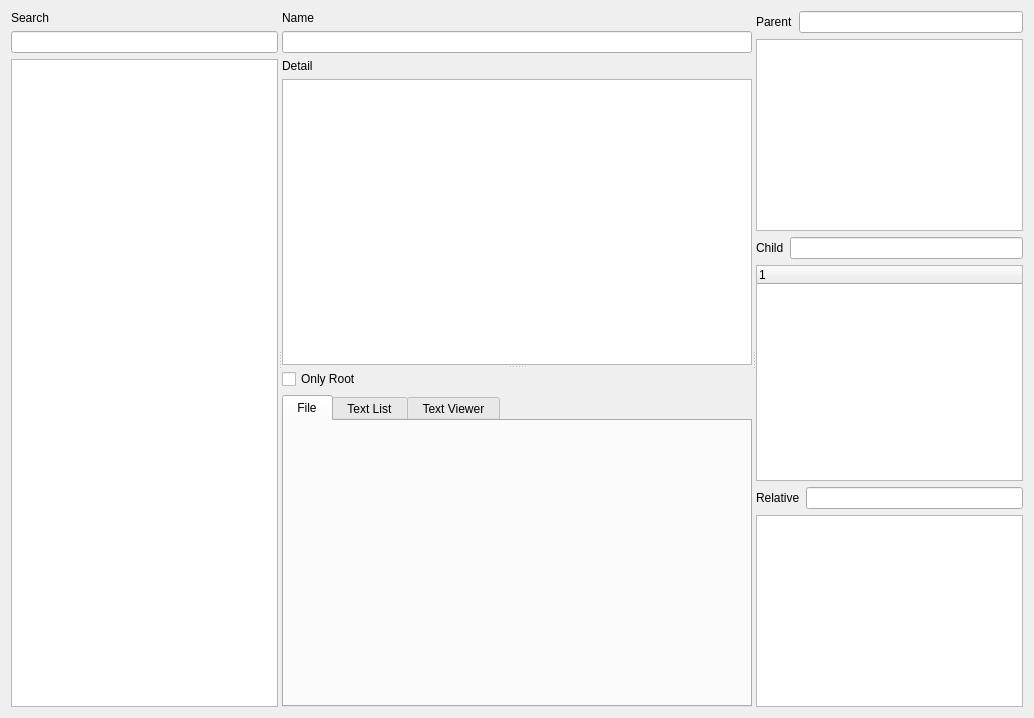
First picture: the form in module/Ui_Concept.ui, repository Holence/DongliTeahouseStudio2, before the edit.
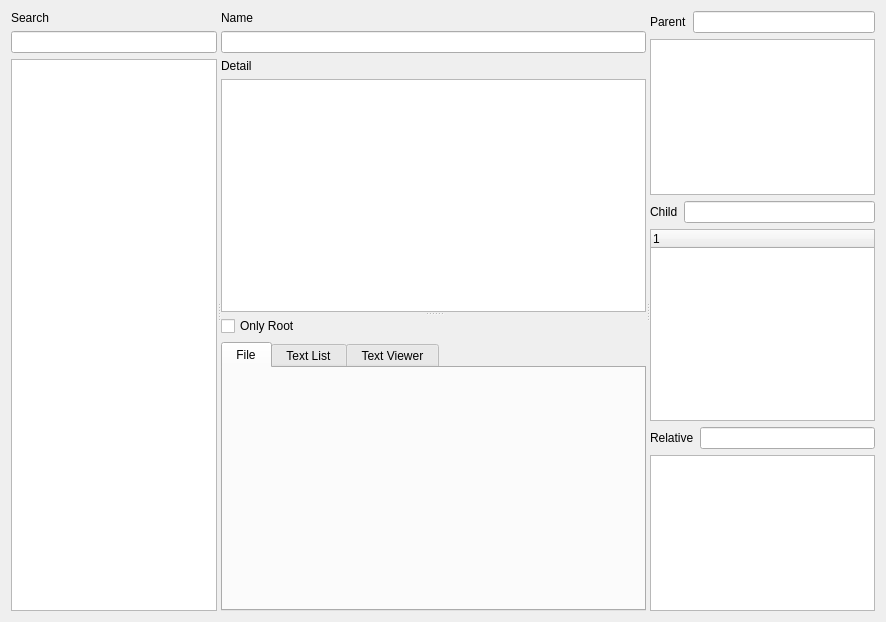
Second picture: the form after the edit. Custom widgets are drawn as their Qt base class.

Diff of the .ui file:
```diff
--- a/module/Ui_Concept.ui
+++ b/module/Ui_Concept.ui
@@ -6,8 +6,8 @@
    <rect>
     <x>0</x>
     <y>0</y>
-    <width>1034</width>
-    <height>718</height>
+    <width>886</width>
+    <height>622</height>
    </rect>
   </property>
   <property name="windowTitle">
@@ -50,12 +50,10 @@
        </item>
       </layout>
      </widget>
-     <widget class="QSplitter" name="splitter_center">
-      <property name="orientation">
-       <enum>Qt::Vertical</enum>
-      </property>
-      <widget class="QWidget" name="layoutWidget0">
-       <layout class="QVBoxLayout" name="verticalLayout_info">
+     <widget class="QWidget" name="layoutWidget">
+      <layout class="QVBoxLayout" name="verticalLayout_center">
+       <item>
+        <layout class="QVBoxLayout" name="verticalLayout_name">
         <item>
          <widget class="QLabel" name="label_name">
           <property name="text">
@@ -67,12 +65,21 @@
          <widget class="QLineEdit" name="lineEdit_name">
           <property name="minimumSize">
            <size>
-            <width>450</width>
+             <width>425</width>
             <height>0</height>
            </size>
           </property>
          </widget>
         </item>
+        </layout>
+       </item>
+       <item>
+        <widget class="QSplitter" name="splitter_center">
+         <property name="orientation">
+          <enum>Qt::Vertical</enum>
+         </property>
+         <widget class="QWidget" name="layoutWidget_2">
+          <layout class="QVBoxLayout" name="verticalLayout_detail">
         <item>
          <widget class="QLabel" name="label_detail">
           <property name="text">
@@ -90,7 +97,7 @@
           </property>
           <property name="minimumSize">
            <size>
-            <width>450</width>
+               <width>425</width>
             <height>100</height>
            </size>
           </property>
@@ -208,7 +215,10 @@
        </layout>
       </widget>
      </widget>
-     <widget class="QWidget" name="layoutWidget">
+       </item>
+      </layout>
+     </widget>
+     <widget class="QWidget" name="layoutWidget_1">
       <layout class="QVBoxLayout" name="verticalLayout_PCR">
        <item>
         <layout class="QHBoxLayout" name="horizontalLayout_parent">
@@ -240,7 +250,7 @@
          </property>
          <property name="minimumSize">
           <size>
-           <width>250</width>
+           <width>225</width>
            <height>0</height>
           </size>
          </property>
@@ -276,7 +286,7 @@
          </property>
          <property name="minimumSize">
           <size>
-           <width>250</width>
+           <width>225</width>
            <height>0</height>
           </size>
          </property>
@@ -312,7 +322,7 @@
          </property>
          <property name="minimumSize">
           <size>
-           <width>250</width>
+           <width>225</width>
            <height>0</height>
           </size>
          </property>
```
Lines whose indentation alone changed are shown as unchanged.
